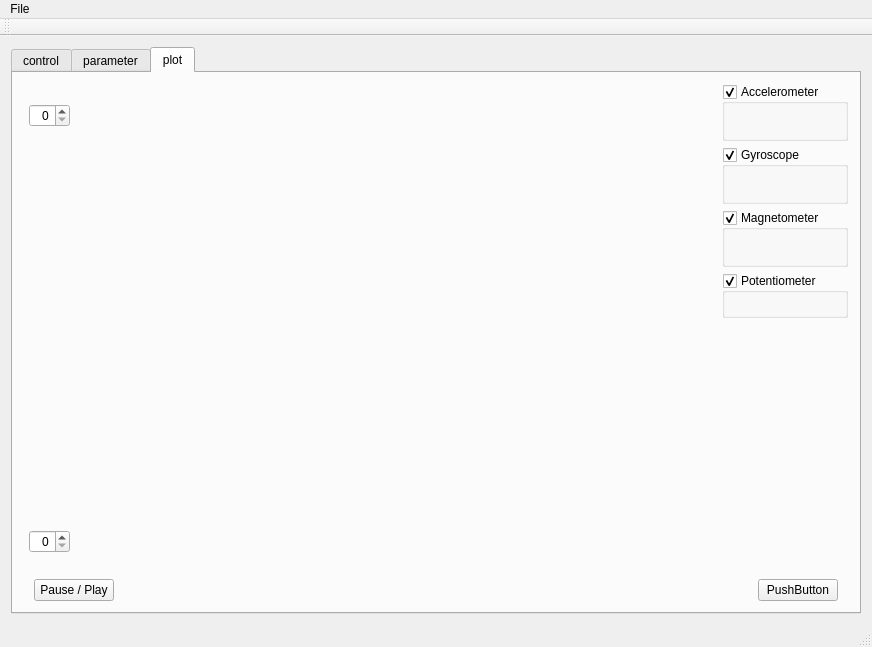
The window that software/extern/qttest/mainwindow.ui (wenndemann/blabot) describes before a commit, drawn with Qt 5.
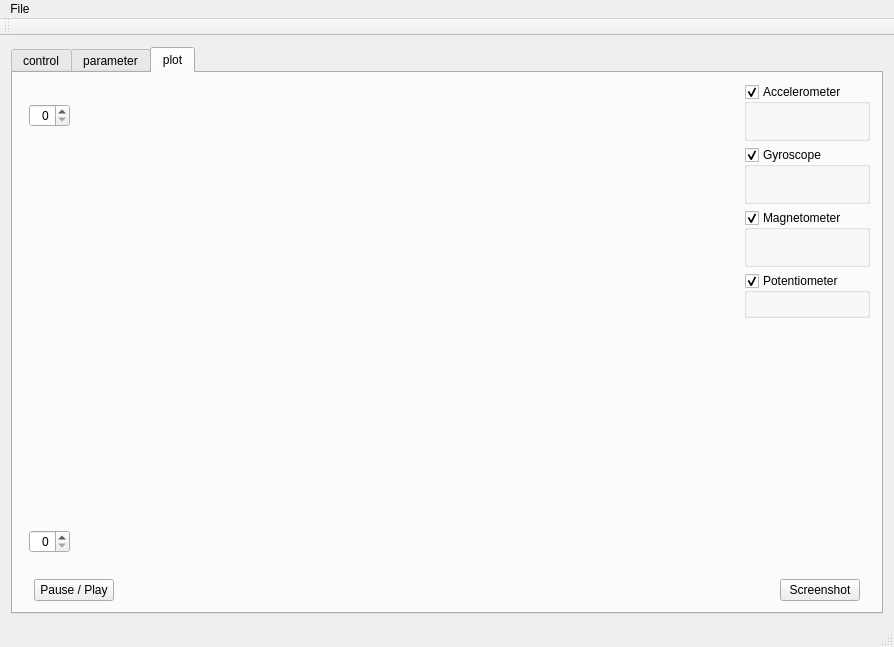
The same window after the commit. Custom widgets are drawn as their Qt base class.

Commit message: - removed old code blocks - simplified some method calls / constructors - added a screenshot functionality

The edit to the form file:
```diff
--- a/software/extern/qttest/mainwindow.ui
+++ b/software/extern/qttest/mainwindow.ui
@@ -6,7 +6,7 @@
    <rect>
     <x>0</x>
     <y>0</y>
-    <width>864</width>
+    <width>894</width>
     <height>647</height>
    </rect>
   </property>
@@ -345,7 +345,7 @@
             <item>
              <widget class="QPushButton" name="pushButton_6">
               <property name="text">
-               <string>PushButton</string>
+               <string>Screenshot</string>
               </property>
              </widget>
             </item>
@@ -364,7 +364,7 @@
     <rect>
      <x>0</x>
      <y>0</y>
-     <width>864</width>
+     <width>894</width>
      <height>25</height>
     </rect>
    </property>
```
Left out of the diff: 3 changed lines with no effect on the pictures. The commit also changes 5 other files.
